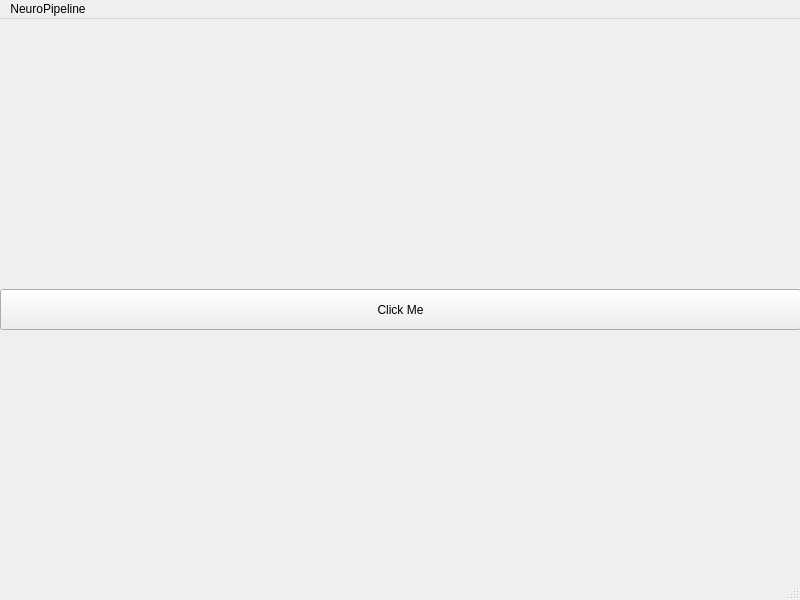
adamaske/neuro-pipeline, file Forms/MainWindow.ui: the form before one commit.
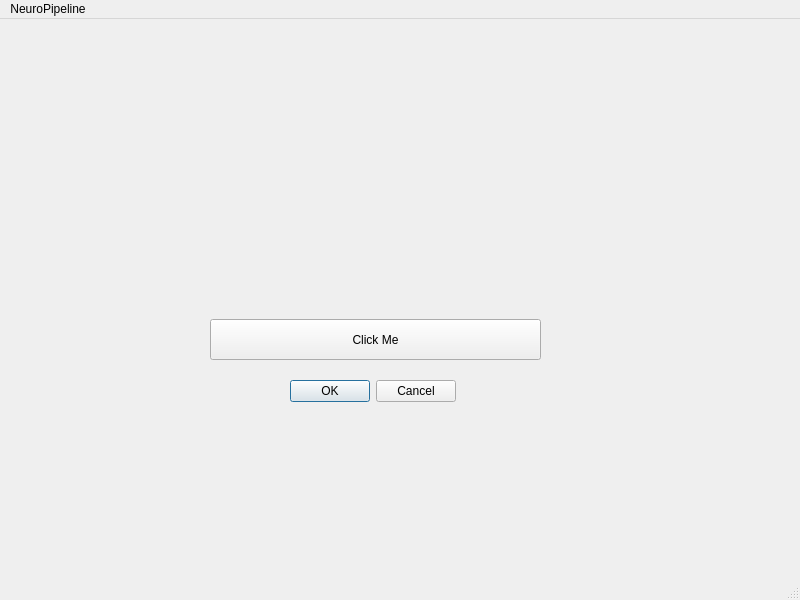
The form after the commit.

Diff of the .ui file:
```diff
--- a/Forms/MainWindow.ui
+++ b/Forms/MainWindow.ui
@@ -17,9 +17,9 @@
    <widget class="QPushButton" name="pushButton">
     <property name="geometry">
      <rect>
-      <x>0</x>
-      <y>270</y>
-      <width>801</width>
+      <x>210</x>
+      <y>300</y>
+      <width>331</width>
       <height>41</height>
      </rect>
     </property>
@@ -27,6 +27,19 @@
      <string>Click Me</string>
     </property>
    </widget>
+   <widget class="QDialogButtonBox" name="buttonBox">
+    <property name="geometry">
+     <rect>
+      <x>290</x>
+      <y>360</y>
+      <width>166</width>
+      <height>24</height>
+     </rect>
+    </property>
+    <property name="standardButtons">
+     <set>QDialogButtonBox::Cancel|QDialogButtonBox::Ok</set>
+    </property>
+   </widget>
   </widget>
   <widget class="QMenuBar" name="menubar">
    <property name="geometry">
```
